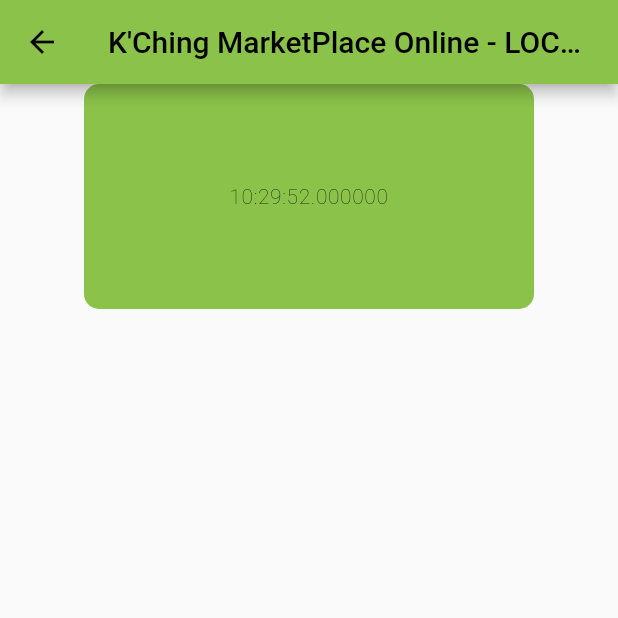
After one commit to democat3457/kching, a Flutter app: the Holding screen opened directly, on a phone screen of 412 x 824 dp, the top half of it. The commit adds this screen. Run offline on Flutter 3.47's test engine with Material 2 defaults, Android fonts, the phone set to English and light mode, and no system bars; our stand-ins replace cached_network_image, fluttertoast, shared_preferences; missing offline and left inert: ntp; accounts and stored records are empty; network calls fail.

Commit message:
Intermed. holding state

```diff
--- a/lib/consts.dart
+++ b/lib/consts.dart
@@ -1,3 +1,5 @@
+// ignore_for_file: non_constant_identifier_names
+
 import 'package:flutter/material.dart';
 
 const String TITLE = "K'Ching MarketPlace Online";
@@ -19,3 +21,6 @@ const String ERROR_LOADING_PRODUCTS =
 const String KCHING_BUCK_SYM = "₭\$";
 
 const double PADDING = 24;
+
+final DateTime OPEN_TIME = DateTime.utc(2021, 12, 7, 21);
+final DateTime CLOSE_TIME = DateTime.utc(2021, 12, 8, 0, 30);
--- /dev/null
+++ b/lib/pages/Holding.dart
@@ -0,0 +1,82 @@
+import 'dart:async';
+
+import 'package:flutter/cupertino.dart';
+import 'package:flutter/material.dart';
+import 'package:ntp/ntp.dart';
+import 'package:pos_system/consts.dart';
+import 'package:pos_system/pages/loading.dart';
+
+class Holding extends StatefulWidget {
+  @override
+  State<StatefulWidget> createState() {
+    return _HoldingState();
+  }
+
+  static Future<bool> inHolding() async {
+    // DateTime now = await NTP.now();
+
+    print("called inHolding");
+    return DateTime.now().isBefore(OPEN_TIME);
+  }
+}
+
+class _HoldingState extends State<Holding> {
+  Duration _timeLeft;
+  Timer _timer;
+
+  void _refreshTime() async {
+    // DateTime now = await NTP.now();
+    DateTime now = DateTime.now();
+    if (now == null) {
+      throw UnimplementedError();
+    }
+    setState(() {
+      print("Setting time");
+      this._timeLeft = OPEN_TIME.difference(now);
+      this._timer = Timer.periodic(this._timeLeft, (timer) { _refreshTime(); });
+    });
+  }
+
+  @override
+  Widget build(BuildContext context) {
+    print("Holding");
+    if (_timeLeft == null) {
+      _refreshTime();
+    }
+    if (_timeLeft == null) {
+      return Loading();
+    } else if (_timeLeft != null) {
+      return Scaffold(
+        appBar: AppBar(
+          title: Text(TITLE + " - LOCKED!"),
+        ),
+        body: Center(
+          child: Column(
+              children: [
+                Container(
+                  height: 150,
+                  width: 300,
+                  color: Colors.transparent,
+                  child: Container(
+                    decoration: BoxDecoration(
+                      color: PRIMARY_COLOR,
+                      borderRadius: BorderRadius.all(Radius.circular(10))
+                    ),
+                    child: Center(
+                      child: Text(
+                        _timeLeft.toString(),
+                        style: Theme.of(context).textTheme.caption,
+                        textAlign: TextAlign.center,
+                      ),
+                    )
+                  )
+                )
+              ]
+          ),
+        ),
+      );
+    } else {
+      throw UnimplementedError();
+    }
+  }
+}
--- a/pubspec.yaml
+++ b/pubspec.yaml
@@ -29,6 +29,7 @@ dependencies:
   fluttertoast: ^7.1.5
   url_launcher: ^5.7.10
   cached_network_image: ^3.2.0
+  ntp: ^2.0.0
 
 dev_dependencies:
   flutter_test:
```
Also changed, not shown: lib/pages/Teams.dart (+10 -0 lines), pubspec.lock.
